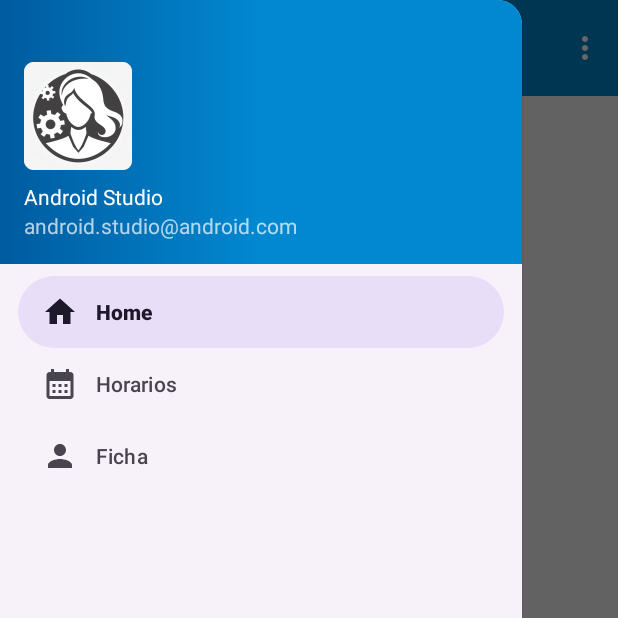
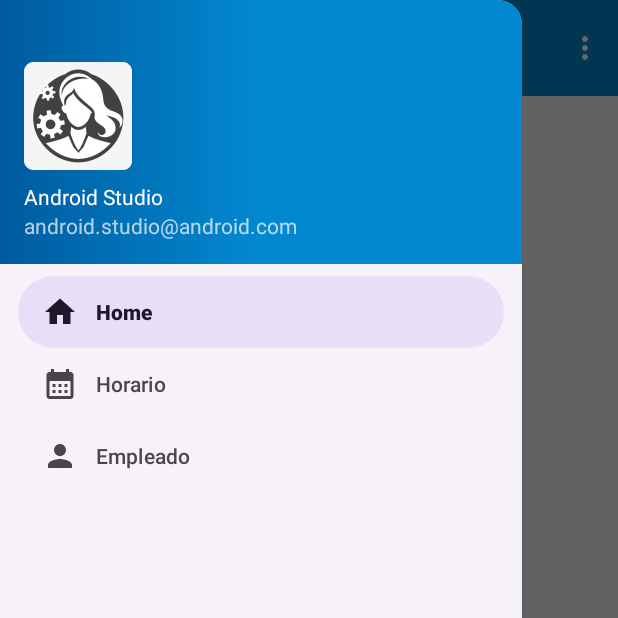
Before and after one commit to k3ssdev/TeamTrekAndroid, an Android app: the MainActivity screen opened directly, with no data from a screen before it, with the side drawer open, on a phone screen of 412 x 824 dp, the top half of it. Run offline under Robolectric (Android 15) with nearby library versions, the phone set to English and light mode, and no system bars; our stand-ins replace navigation-ui.

Commit message:
udpate ids

```diff
--- a/app/src/main/java/io/github/k3ssdev/teamtrekandroid/MainActivity.java
+++ b/app/src/main/java/io/github/k3ssdev/teamtrekandroid/MainActivity.java
@@ -39,7 +39,7 @@ public class MainActivity extends AppCompatActivity {
 
         // Configurar AppBarConfiguration para relacionar el NavController con la AppBar
         mAppBarConfiguration = new AppBarConfiguration.Builder(
-                R.id.nav_home, R.id.nav_gallery, R.id.nav_slideshow)
+                R.id.nav_home, R.id.nav_calendar, R.id.nav_employee)
                 .setOpenableLayout(drawer)
                 .build();
 
--- a/app/src/main/java/io/github/k3ssdev/teamtrekandroid/ui/gallery/CalendarFragment.java
+++ b/app/src/main/java/io/github/k3ssdev/teamtrekandroid/ui/calendar/CalendarFragment.java
@@ -1,4 +1,4 @@
-package io.github.k3ssdev.teamtrekandroid.ui.gallery;
+package io.github.k3ssdev.teamtrekandroid.ui.calendar;
 
 import android.os.Bundle;
 import android.view.LayoutInflater;
--- a/app/src/main/java/io/github/k3ssdev/teamtrekandroid/ui/gallery/CalendarViewModel.java
+++ b/app/src/main/java/io/github/k3ssdev/teamtrekandroid/ui/calendar/CalendarViewModel.java
@@ -1,4 +1,4 @@
-package io.github.k3ssdev.teamtrekandroid.ui.gallery;
+package io.github.k3ssdev.teamtrekandroid.ui.calendar;
 
 import androidx.lifecycle.LiveData;
 import androidx.lifecycle.MutableLiveData;
@@ -10,7 +10,7 @@ public class CalendarViewModel extends ViewModel {
 
     public CalendarViewModel() {
         mText = new MutableLiveData<>();
-        mText.setValue("This is gallery fragment");
+        mText.setValue("This is calendar fragment");
     }
 
     public LiveData<String> getText() {
--- a/app/src/main/java/io/github/k3ssdev/teamtrekandroid/ui/slideshow/EmployeeFragment.java
+++ b/app/src/main/java/io/github/k3ssdev/teamtrekandroid/ui/employee/EmployeeFragment.java
@@ -1,4 +1,4 @@
-package io.github.k3ssdev.teamtrekandroid.ui.slideshow;
+package io.github.k3ssdev.teamtrekandroid.ui.employee;
 
 import android.os.Bundle;
 import android.util.Log;
--- a/app/src/main/res/layout/fragment_calendar.xml
+++ b/app/src/main/res/layout/fragment_calendar.xml
@@ -4,7 +4,7 @@
     xmlns:tools="http://schemas.android.com/tools"
     android:layout_width="match_parent"
     android:layout_height="match_parent"
-    tools:context=".ui.gallery.GalleryFragment">
+    tools:context=".ui.calendar.CalendarFragment">
 
     <TextView
         android:id="@+id/text_gallery"
--- a/app/src/main/res/layout/fragment_employee.xml
+++ b/app/src/main/res/layout/fragment_employee.xml
@@ -4,7 +4,7 @@
     xmlns:tools="http://schemas.android.com/tools"
     android:layout_width="match_parent"
     android:layout_height="match_parent"
-    tools:context=".ui.slideshow.EmployeeFragment">
+    tools:context=".ui.employee.EmployeeFragment">
 
     <ListView
         android:id="@+id/listView"
--- a/app/src/main/res/menu/activity_main_drawer.xml
+++ b/app/src/main/res/menu/activity_main_drawer.xml
@@ -9,11 +9,11 @@
             android:icon="@drawable/baseline_home_24"
             android:title="@string/menu_home" />
         <item
-            android:id="@+id/nav_gallery"
+            android:id="@+id/nav_calendar"
             android:icon="@drawable/baseline_calendar_month_24"
             android:title="@string/menu_calendar" />
         <item
-            android:id="@+id/nav_slideshow"
+            android:id="@+id/nav_employee"
             android:icon="@drawable/baseline_person_24"
             android:title="@string/menu_form" />
     </group>
--- a/app/src/main/res/values-land/strings.xml
+++ b/app/src/main/res/values-land/strings.xml
@@ -1,6 +1,17 @@
-<?xml version="1.0" encoding="utf-8"?>
 <resources>
+    <string name="app_name">TeamTrekAndroid</string>
+    <string name="navigation_drawer_open">Open navigation drawer</string>
+    <string name="navigation_drawer_close">Close navigation drawer</string>
+    <string name="nav_header_title">Android Studio</string>
+    <string name="nav_header_subtitle">android.studio@android.com</string>
+    <string name="nav_header_desc">Navigation header</string>
+    <string name="action_settings">Settings</string>
+
+    <string name="menu_home">Home</string>
+    <string name="menu_calendar">Horario</string>
+    <string name="menu_employee">Empleado</string>
     <string name="logout">Logout</string>
+
     <string name="Login">Iniciar Sesión</string>
     <string name="contrasena">Contraseña</string>
     <string name="usuario">Usuario</string>
@@ -8,6 +19,13 @@
     <string name="fecha_nacimiento">Fecha Nacimiento</string>
     <string name="volver">Volver</string>
     <string name="timestamp">TimeStamp</string>
-    <string name="menu_calendar">Horarios</string>
-    <string name="menu_form">Ficha</string>
+    <string name="menu_form">Empleado</string>
+
+
+    <string name="nombreLabel">Nombre:</string>
+    <string name="apellidoLabel">Apellido:</string>
+    <string name="identificacionLabel">Identificación:</string>
+    <string name="direccionLabel">Dirección:</string>
+    <string name="telefonoLabel">Teléfono:</string>
+    <string name="correoLabel">Correo:</string>
 </resources>
--- a/app/src/main/res/values-night/strings.xml
+++ b/app/src/main/res/values-night/strings.xml
@@ -1,6 +1,17 @@
-<?xml version="1.0" encoding="utf-8"?>
 <resources>
+    <string name="app_name">TeamTrekAndroid</string>
+    <string name="navigation_drawer_open">Open navigation drawer</string>
+    <string name="navigation_drawer_close">Close navigation drawer</string>
+    <string name="nav_header_title">Android Studio</string>
+    <string name="nav_header_subtitle">android.studio@android.com</string>
+    <string name="nav_header_desc">Navigation header</string>
+    <string name="action_settings">Settings</string>
+
+    <string name="menu_home">Home</string>
+    <string name="menu_calendar">Horario</string>
+    <string name="menu_employee">Empleado</string>
     <string name="logout">Logout</string>
+
     <string name="Login">Iniciar Sesión</string>
     <string name="contrasena">Contraseña</string>
     <string name="usuario">Usuario</string>
@@ -8,6 +19,13 @@
     <string name="fecha_nacimiento">Fecha Nacimiento</string>
     <string name="volver">Volver</string>
     <string name="timestamp">TimeStamp</string>
-    <string name="menu_calendar">Horarios</string>
-    <string name="menu_form">Ficha</string>
+    <string name="menu_form">Empleado</string>
+
+
+    <string name="nombreLabel">Nombre:</string>
+    <string name="apellidoLabel">Apellido:</string>
+    <string name="identificacionLabel">Identificación:</string>
+    <string name="direccionLabel">Dirección:</string>
+    <string name="telefonoLabel">Teléfono:</string>
+    <string name="correoLabel">Correo:</string>
 </resources>
--- a/app/src/main/res/values-w1240dp/strings.xml
+++ b/app/src/main/res/values-w1240dp/strings.xml
@@ -1,6 +1,17 @@
-<?xml version="1.0" encoding="utf-8"?>
 <resources>
+    <string name="app_name">TeamTrekAndroid</string>
+    <string name="navigation_drawer_open">Open navigation drawer</string>
+    <string name="navigation_drawer_close">Close navigation drawer</string>
+    <string name="nav_header_title">Android Studio</string>
+    <string name="nav_header_subtitle">android.studio@android.com</string>
+    <string name="nav_header_desc">Navigation header</string>
+    <string name="action_settings">Settings</string>
+
+    <string name="menu_home">Home</string>
+    <string name="menu_calendar">Horario</string>
+    <string name="menu_employee">Empleado</string>
     <string name="logout">Logout</string>
+
     <string name="Login">Iniciar Sesión</string>
     <string name="contrasena">Contraseña</string>
     <string name="usuario">Usuario</string>
@@ -8,6 +19,13 @@
     <string name="fecha_nacimiento">Fecha Nacimiento</string>
     <string name="volver">Volver</string>
     <string name="timestamp">TimeStamp</string>
-    <string name="menu_calendar">Horarios</string>
-    <string name="menu_form">Ficha</string>
+    <string name="menu_form">Empleado</string>
+
+
+    <string name="nombreLabel">Nombre:</string>
+    <string name="apellidoLabel">Apellido:</string>
+    <string name="identificacionLabel">Identificación:</string>
+    <string name="direccionLabel">Dirección:</string>
+    <string name="telefonoLabel">Teléfono:</string>
+    <string name="correoLabel">Correo:</string>
 </resources>
--- a/app/src/main/res/values-w600dp/strings.xml
+++ b/app/src/main/res/values-w600dp/strings.xml
@@ -1,6 +1,17 @@
-<?xml version="1.0" encoding="utf-8"?>
 <resources>
+    <string name="app_name">TeamTrekAndroid</string>
+    <string name="navigation_drawer_open">Open navigation drawer</string>
+    <string name="navigation_drawer_close">Close navigation drawer</string>
+    <string name="nav_header_title">Android Studio</string>
+    <string name="nav_header_subtitle">android.studio@android.com</string>
+    <string name="nav_header_desc">Navigation header</string>
+    <string name="action_settings">Settings</string>
+
+    <string name="menu_home">Home</string>
+    <string name="menu_calendar">Horario</string>
+    <string name="menu_employee">Empleado</string>
     <string name="logout">Logout</string>
+
     <string name="Login">Iniciar Sesión</string>
     <string name="contrasena">Contraseña</string>
     <string name="usuario">Usuario</string>
@@ -8,6 +19,13 @@
     <string name="fecha_nacimiento">Fecha Nacimiento</string>
     <string name="volver">Volver</string>
     <string name="timestamp">TimeStamp</string>
-    <string name="menu_calendar">Horarios</string>
-    <string name="menu_form">Ficha</string>
+    <string name="menu_form">Empleado</string>
+
+
+    <string name="nombreLabel">Nombre:</string>
+    <string name="apellidoLabel">Apellido:</string>
+    <string name="identificacionLabel">Identificación:</string>
+    <string name="direccionLabel">Dirección:</string>
+    <string name="telefonoLabel">Teléfono:</string>
+    <string name="correoLabel">Correo:</string>
 </resources>
--- a/app/src/main/res/values/strings.xml
+++ b/app/src/main/res/values/strings.xml
@@ -8,8 +8,8 @@
     <string name="action_settings">Settings</string>
 
     <string name="menu_home">Home</string>
-    <string name="menu_gallery">Gallery</string>
-    <string name="menu_slideshow">Slideshow</string>
+    <string name="menu_calendar">Horario</string>
+    <string name="menu_employee">Empleado</string>
     <string name="logout">Logout</string>
 
     <string name="Login">Iniciar Sesión</string>
@@ -19,8 +19,7 @@
     <string name="fecha_nacimiento">Fecha Nacimiento</string>
     <string name="volver">Volver</string>
     <string name="timestamp">TimeStamp</string>
-    <string name="menu_calendar">Horarios</string>
-    <string name="menu_form">Ficha</string>
+    <string name="menu_form">Empleado</string>
 
 
     <string name="nombreLabel">Nombre:</string>
@@ -29,6 +28,4 @@
     <string name="direccionLabel">Dirección:</string>
     <string name="telefonoLabel">Teléfono:</string>
     <string name="correoLabel">Correo:</string>
-
-
 </resources>
```
Also changed, not shown: app/src/main/res/navigation/mobile_navigation.xml (+6 -6 lines). Lines whose indentation alone changed are shown as unchanged.
